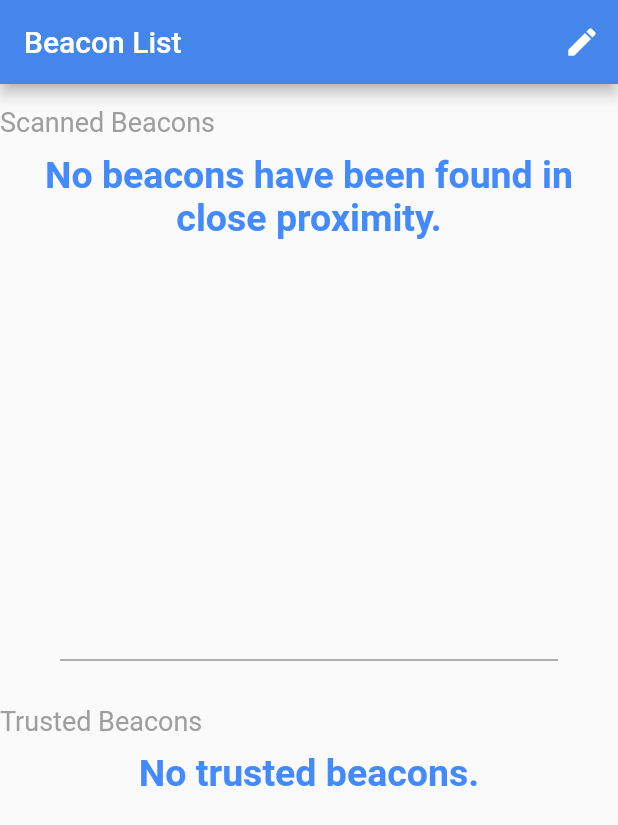
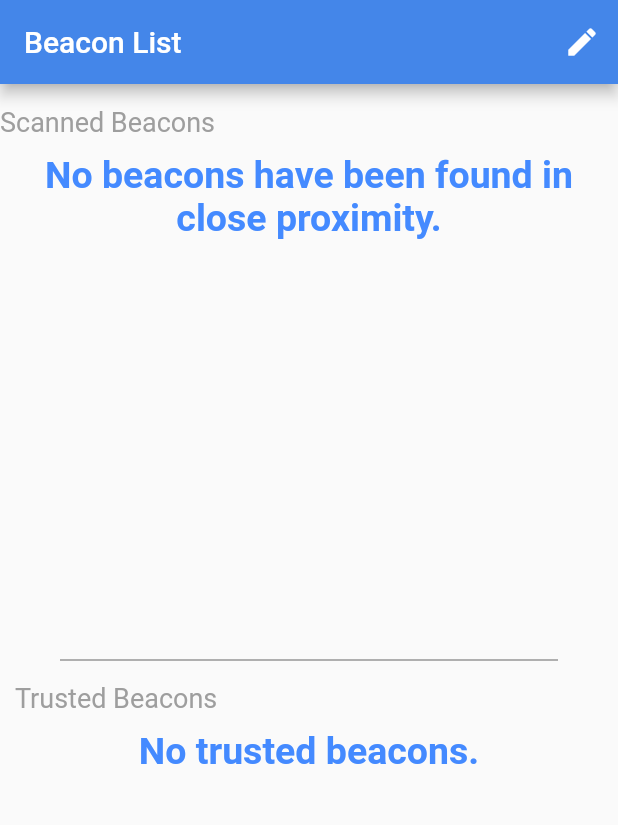
Before and after one commit to BOBSTRONK/hci_project, a Flutter app: the BeaconPage screen opened directly, on a phone screen of 412 x 824 dp. Shown: the top 825 px of the screen. Run offline on Flutter 3.47's test engine with Material 2 defaults, Android fonts, the phone set to English and light mode, and no system bars; our stand-ins replace cloud_firestore, firebase_core, permission_handler, shared_preferences, smooth_page_indicator; missing offline and left inert: beacon_broadcast, flutter_beacon, flutter_dnd, sound_mode; accounts and stored records are empty.

Commit message:
trusted beacon done

```diff
--- a/lib/screen/beacon_page.dart
+++ b/lib/screen/beacon_page.dart
@@ -3,6 +3,7 @@ import 'package:flutter/material.dart';
 import 'package:flutter/src/widgets/framework.dart';
 import 'package:flutter/src/widgets/placeholder.dart';
 import 'package:provider/provider.dart';
+import 'package:cloud_firestore/cloud_firestore.dart';
 
 import '../model/beacon_model.dart';
 import '../service/beacon_repository.dart';
@@ -18,8 +19,12 @@ class _BeaconPageState extends State<BeaconPage> {
   BeaconRepositoryNotifier? _beaconRepositoryNotifier;
   DashBoardNotifer? _dashBoardNotifer;
   bool isEditing = false;
-  late List<BeaconModel> ListOfTrustedBeacons;
+  //late List<BeaconModel> ListOfTrustedBeacons;
   List<bool> _isChecked = <bool>[];
+
+  final fireStore =
+      FirebaseFirestore.instance.collection("Beacons").snapshots();
+  CollectionReference ref = FirebaseFirestore.instance.collection("Beacons");
 
   @override
   Widget build(BuildContext context) {
@@ -117,11 +122,12 @@ class _BeaconPageState extends State<BeaconPage> {
                 selector: (context, beaconRepositoryNotifier) =>
                     beaconRepositoryNotifier.savedBeacons,
                 builder: (_, savedBeacons, child) {
+                  if (isEditing) {
                     if (savedBeacons.isEmpty) {
                       return Column(
                         children: const [
                           Padding(
-                          padding: EdgeInsets.only(top: 15, bottom: 10),
+                            padding: EdgeInsets.only(left: 10, bottom: 10),
                             child: Align(
                               alignment: Alignment.centerLeft,
                               child: Text(
@@ -145,7 +151,7 @@ class _BeaconPageState extends State<BeaconPage> {
                       return Column(
                         children: [
                           const Padding(
-                          padding: EdgeInsets.only( bottom: 10),
+                            padding: EdgeInsets.only(left: 10, bottom: 8),
                             child: Align(
                               alignment: Alignment.centerLeft,
                               child: Text(
@@ -155,14 +161,25 @@ class _BeaconPageState extends State<BeaconPage> {
                               ),
                             ),
                           ),
-                        ListView.builder(
+                          Container(
+                            height: 240, // Set a fixed height for the container
+                            child: ListView.builder(
                               itemCount: savedBeacons.length,
                               shrinkWrap: true,
                               itemBuilder: (BuildContext context, int index) {
                                 return Card(
                                   child: ListTile(
-                                  leading:
-                                      Image.asset("images/Beacon+Synergy.png"),
+                                    onTap: () {
+                                      _onButtonPressed(
+                                          index, savedBeacons);
+                                    },
+                                    trailing: Padding(
+                                      padding:
+                                          EdgeInsets.symmetric(vertical: 8.0),
+                                      child: Icon(Icons.delete_outline),
+                                    ),
+                                    leading: Image.asset(
+                                        "images/Beacon+Synergy.png"),
                                     title:
                                         Text(savedBeacons[index].proximityUUID),
                                     subtitle: Column(
@@ -170,16 +187,88 @@ class _BeaconPageState extends State<BeaconPage> {
                                           CrossAxisAlignment.start,
                                       children: [
                                         Text(
-                                          "Major:${savedBeacons[index].major.toString()}"),
+                                            "Major: ${savedBeacons[index].major.toString()}"),
                                         Text(
-                                          "Minor:${savedBeacons[index].minor.toString()}"),
+                                            "Minor: ${savedBeacons[index].minor.toString()}"),
                                       ],
                                     ),
                                   ),
                                 );
-                            }),
+                              },
+                            ),
+                          )
                         ],
                       );
+                    }
+                  } else {
+                    if (savedBeacons.isEmpty) {
+                      return Column(
+                        children: const [
+                          Padding(
+                            padding: EdgeInsets.only(left: 10, bottom: 10),
+                            child: Align(
+                              alignment: Alignment.centerLeft,
+                              child: Text(
+                                "Trusted Beacons",
+                                style:
+                                    TextStyle(color: Colors.grey, fontSize: 18),
+                              ),
+                            ),
+                          ),
+                          Center(
+                            child: Text("No trusted beacons.",
+                                textAlign: TextAlign.center,
+                                style: TextStyle(
+                                    color: Colors.blueAccent,
+                                    fontSize: 25,
+                                    fontWeight: FontWeight.w600)),
+                          ),
+                        ],
+                      );
+                    } else {
+                      return Column(
+                        children: [
+                          const Padding(
+                            padding: EdgeInsets.only(left: 10, bottom: 8),
+                            child: Align(
+                              alignment: Alignment.centerLeft,
+                              child: Text(
+                                "Trusted Beacons",
+                                style:
+                                    TextStyle(color: Colors.grey, fontSize: 18),
+                              ),
+                            ),
+                          ),
+                          Container(
+                            height: 240, // Set a fixed height for the container
+                            child: ListView.builder(
+                              itemCount: savedBeacons.length,
+                              shrinkWrap: true,
+                              itemBuilder: (BuildContext context, int index) {
+                                return Card(
+                                  child: ListTile(
+                                    leading: Image.asset(
+                                        "images/Beacon+Synergy.png"),
+                                    title:
+                                        Text(savedBeacons[index].proximityUUID),
+                                    subtitle: Column(
+                                      crossAxisAlignment:
+                                          CrossAxisAlignment.start,
+                                      children: [
+                                        Text(
+                                            "Major: ${savedBeacons[index].major.toString()}"),
+                                        Text(
+                                            "Minor: ${savedBeacons[index].minor.toString()}"),
+                                      ],
+                                    ),
+                                  ),
+                                );
+                              },
+                            ),
+                          )
+                        ],
+                      );
+                    }
                   }
                 },
               ))
@@ -248,11 +337,65 @@ class _BeaconPageState extends State<BeaconPage> {
     print(selectedBeacons);
     List<BeaconModel> beaconsToAdd = <BeaconModel>[];
     selectedBeacons.forEach((element) {
-      beaconsToAdd
-          .add(element!);
+      beaconsToAdd.add(element!);
     });
     beaconsToAdd.forEach((element) {
       _beaconRepositoryNotifier!.addBeaconToDataBase(element, context);
     });
   }
+
+  void _onButtonPressed(int index, List<BeaconModel> beaconList) {
+    showModalBottomSheet(
+        context: context,
+        builder: (context) {
+          return Container(
+            color: const Color(0xFF737373),
+            height: 115,
+            child: Container(
+              child: _buildBottomNavigationMenu(index, beaconList),
+              decoration: BoxDecoration(
+                color: Theme.of(context).canvasColor,
+                borderRadius: const BorderRadius.only(
+                  topLeft: Radius.circular(10),
+                  topRight: Radius.circular(10),
+                ),
+              ),
+            ),
+          );
+        });
   }
+
+  Column _buildBottomNavigationMenu(int index, List<BeaconModel> beaconList) {
+    return Column(
+      children: <Widget>[
+        ListTile(
+          title: const Text(
+            'Delete',
+            style: TextStyle(color: Colors.red),
+          ),
+          onTap: () {
+            // Delete function using the current index
+            ref.doc(beaconList[index].id.toString()).delete();
+            setState(() {
+              beaconList.removeAt(index);
+              isEditing = false;
+            });
+
+            Navigator.pop(context);
+          },
+        ),
+        const Divider(
+          color: Colors.grey,
+          height: 0.8,
+          thickness: 1,
+        ),
+        ListTile(
+          title: const Text('Cancel'),
+          onTap: () {
+            Navigator.pop(context);
+          },
+        ),
+      ],
+    );
+  }
+}
--- a/lib/screen/dashboard.dart
+++ b/lib/screen/dashboard.dart
@@ -47,7 +47,7 @@ class _DashboardState extends State<Dashboard> {
         appBar: AppBar(
           automaticallyImplyLeading: false,
           title: Text('Beacon Guard'),
-          actions: [
+          /*actions: [
             IconButton(
               icon: Icon(Icons.add),
               onPressed: () {
@@ -57,7 +57,7 @@ class _DashboardState extends State<Dashboard> {
                 );
               },
             ),
-          ],
+          ],*/
         ),
         body: Column(
           children: [
```
Lines whose indentation alone changed are shown as unchanged.
